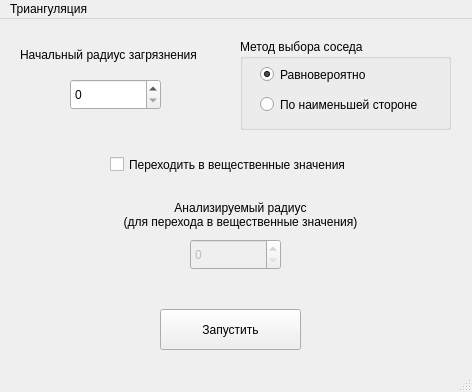
Before: the Qt Designer form ui/ParametersDiffusionWindow.ui in JustBeslan/MasterDiplomProject, drawn with Qt 5.
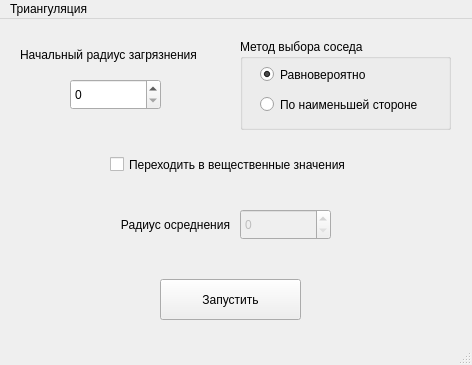
After: the same form once the commit is applied. Icons and pictures are not drawn.

```diff
--- a/ui/ParametersDiffusionWindow.ui
+++ b/ui/ParametersDiffusionWindow.ui
@@ -10,7 +10,7 @@
     <x>0</x>
     <y>0</y>
     <width>472</width>
-    <height>392</height>
+    <height>365</height>
    </rect>
   </property>
   <property name="windowTitle">
@@ -25,7 +25,7 @@
     <property name="geometry">
      <rect>
       <x>160</x>
-      <y>290</y>
+      <y>260</y>
       <width>141</width>
       <height>41</height>
      </rect>
@@ -56,8 +56,8 @@
     </property>
     <property name="geometry">
      <rect>
-      <x>190</x>
-      <y>220</y>
+      <x>240</x>
+      <y>190</y>
       <width>91</width>
       <height>31</height>
      </rect>
@@ -73,14 +73,13 @@
     <property name="geometry">
      <rect>
       <x>110</x>
-      <y>170</y>
-      <width>261</width>
-      <height>51</height>
+      <y>190</y>
+      <width>131</width>
+      <height>31</height>
      </rect>
     </property>
     <property name="text">
-     <string>Анализируемый радиус
-(для перехода в вещественные значения)</string>
+     <string>Радиус осреднения</string>
     </property>
     <property name="alignment">
      <set>Qt::AlignCenter</set>
```
